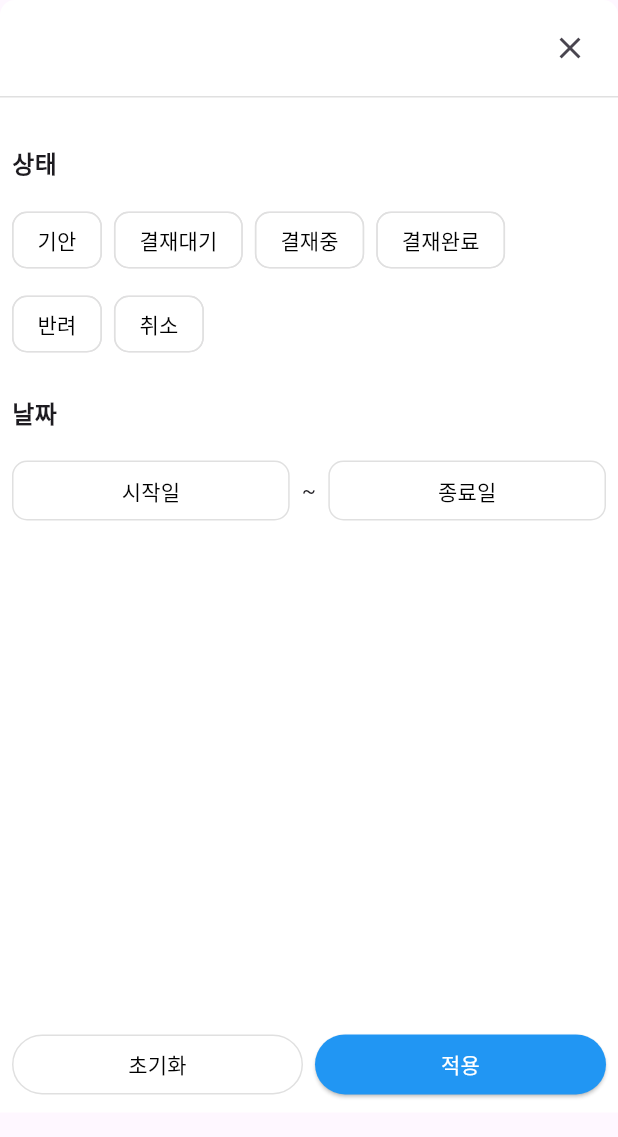
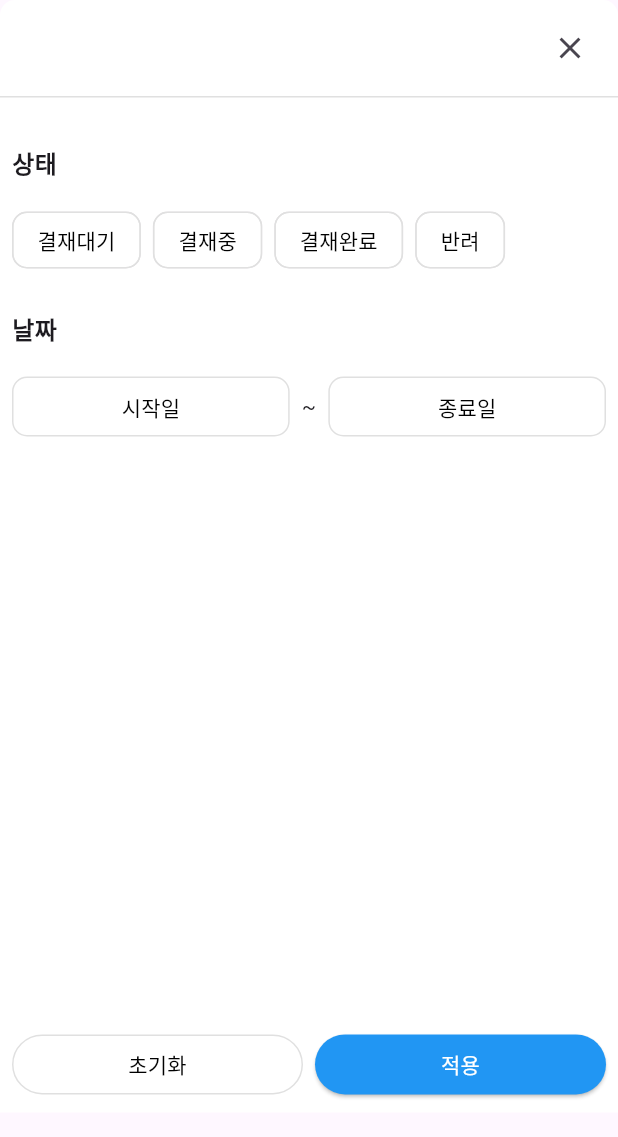
Before and after one commit to tttuer/ea, a Flutter app: the DraftsFilterScreen widget shown alone on an empty page, opened directly, on a phone screen of 412 x 824 dp. Shown: the top 1137 px of the screen. Run offline on Flutter 3.47's test engine with Material 3 defaults, Android fonts, the light colour scheme and no system bars; our stand-ins replace dio, flutter_riverpod, flutter_secure_storage, go_router, retrofit, skeletonizer; accounts and stored records are empty; generated files the repository leaves out were written again.

Commit message:
필터 수정

```diff
--- a/lib/common/view/custom_filter_button.dart
+++ b/lib/common/view/custom_filter_button.dart
@@ -20,6 +20,10 @@ class CustomFilterButton extends StatelessWidget {
         children: [
           OutlinedButton.icon(
             style: OutlinedButton.styleFrom(
+              shape: RoundedRectangleBorder(
+                borderRadius: BorderRadius.circular(10),
+              ),
+              padding: EdgeInsets.symmetric(vertical: 6, horizontal: 10),
               side: BorderSide(color: Colors.grey.shade400),
               foregroundColor: hasActiveFilters ? Colors.white : Colors.black,
               backgroundColor: hasActiveFilters ? Colors.blue : Colors.white,
--- a/lib/drafts/model/drafts.dart
+++ b/lib/drafts/model/drafts.dart
@@ -95,8 +95,6 @@ class ApprovalHistory {
 }
 
 enum DocumentStatus {
-  @JsonValue('DRAFT')
-  draft('기안', Colors.grey),
   @JsonValue('SUBMITTED')
   submitted('결재대기', Colors.yellow),
   @JsonValue('IN_PROGRESS')
@@ -104,9 +102,7 @@ enum DocumentStatus {
   @JsonValue('APPROVED')
   approved('결재완료', Color.fromARGB(255, 213, 213, 213)),
   @JsonValue('REJECTED')
-  rejected('반려', Colors.red),
-  @JsonValue('CANCELLED')
-  cancelled('취소', Colors.grey);
+  rejected('반려', Colors.red);
 
   final String statusText;
   final Color color;
@@ -117,8 +113,6 @@ enum DocumentStatus {
 extension DocumentStatusExtension on DocumentStatus {
   String toQueryParam() {
     switch (this) {
-      case DocumentStatus.draft:
-        return 'DRAFT';
       case DocumentStatus.submitted:
         return 'SUBMITTED';
       case DocumentStatus.inProgress:
@@ -127,8 +121,6 @@ extension DocumentStatusExtension on DocumentStatus {
         return 'APPROVED';
       case DocumentStatus.rejected:
         return 'REJECTED';
-      case DocumentStatus.cancelled:
-        return 'CANCELLED';
     }
   }
 }
--- a/lib/drafts/view/drafts.dart
+++ b/lib/drafts/view/drafts.dart
@@ -196,7 +196,7 @@ class _SkeletonLoader extends StatelessWidget {
             icon: Icons.description_outlined,
             title: 'title',
             content: 'content',
-            status: DocumentStatus.draft,
+            status: DocumentStatus.submitted,
           ),
         );
       },
--- a/lib/drafts/view/drafts_filter_screen.dart
+++ b/lib/drafts/view/drafts_filter_screen.dart
@@ -61,13 +61,20 @@ class _DraftsFilterScreenState extends ConsumerState<DraftsFilterScreen> {
                             selected: filterState.selectedStatus == status,
                             backgroundColor: Colors.white,
                             selectedColor: Colors.blue,
-                            labelStyle: TextStyle(color: Colors.black),
+                            labelStyle: TextStyle(
+                              color: filterState.selectedStatus == status
+                                  ? Colors.white
+                                  : Colors.black,
+                            ),
+                            checkmarkColor: Colors.white,
                             shape: RoundedRectangleBorder(
                               side: BorderSide(color: Colors.grey.shade300),
                               borderRadius: BorderRadius.circular(10),
                             ),
                             onSelected: (selected) {
-                              filterNotifier.setStatus(selected ? status : null);
+                              filterNotifier.setStatus(
+                                selected ? status : null,
+                              );
                             },
                           ),
                         ),
@@ -89,7 +96,8 @@ class _DraftsFilterScreenState extends ConsumerState<DraftsFilterScreen> {
                               final date = await showDatePicker(
                                 context: context,
                                 initialDate:
-                                    filterState.selectedStartDate ?? DateTime.now(),
+                                    filterState.selectedStartDate ??
+                                    DateTime.now(),
                                 firstDate: DateTime(2001),
                                 lastDate: DateTime.now(),
                               );
@@ -120,7 +128,9 @@ class _DraftsFilterScreenState extends ConsumerState<DraftsFilterScreen> {
                             onPressed: () async {
                               final date = await showDatePicker(
                                 context: context,
-                                initialDate: filterState.selectedEndDate ?? DateTime.now(),
+                                initialDate:
+                                    filterState.selectedEndDate ??
+                                    DateTime.now(),
                                 firstDate: DateTime(2001),
                                 lastDate: DateTime.now(),
                               );
@@ -151,7 +161,9 @@ class _DraftsFilterScreenState extends ConsumerState<DraftsFilterScreen> {
               onApply: () {
                 if (filterState.selectedEndDate != null &&
                     filterState.selectedStartDate != null &&
-                    filterState.selectedEndDate!.isBefore(filterState.selectedStartDate!)) {
+                    filterState.selectedEndDate!.isBefore(
+                      filterState.selectedStartDate!,
+                    )) {
                   SnackBar snackBar = SnackBar(
                     duration: Duration(seconds: 2),
                     content: Text('종료일이 시작일보다 이전일 수 없습니다.'),
```
Also changed, not shown: lib/drafts/model/drafts.g.dart.
